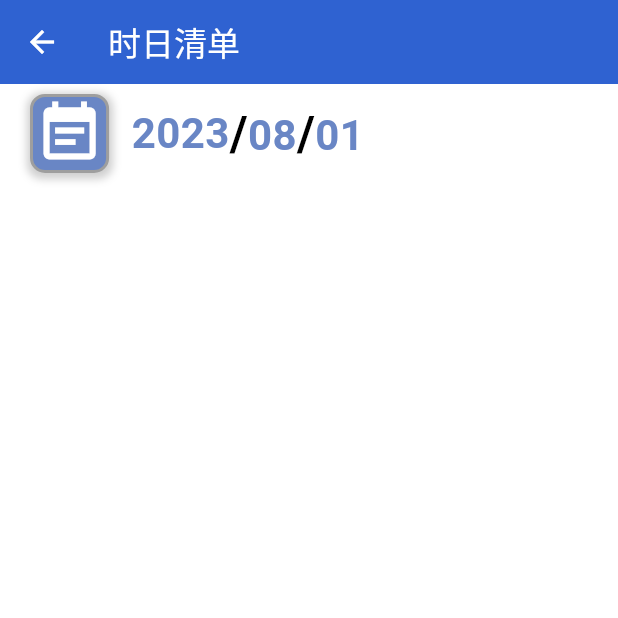
After one commit to DustyWoods/Reminder, a Flutter app: the CalendarPage screen opened by its route, on a phone screen of 412 x 824 dp, the top half of it. The commit adds this screen. Run offline on Flutter 3.47's test engine with Material 3 defaults, Android fonts, the phone set to English and light mode, and no system bars; our stand-ins replace dio, permission_handler, shared_preferences; missing offline and left inert: record; accounts and stored records are empty.

Commit message:
feat: CalendarPage

```diff
--- /dev/null
+++ b/frontend/lib/Components/CalendarPage/Label.dart
@@ -0,0 +1,81 @@
+
+import 'package:flutter/material.dart';
+
+class Label extends StatefulWidget {
+  final double height;
+  final String year;
+  final String month;
+  final String day;
+  const Label({super.key, required this.height, required this.year, required this.month, required this.day});
+
+  @override
+  State<Label> createState() => _LabelState();
+}
+
+class _LabelState extends State<Label> {
+
+  Widget _buildText(String text, {bool flag = false}) {
+    return Text.rich(
+      TextSpan(
+        text: flag ? '/' : '',
+        style: TextStyle(
+          color: Colors.black,
+          fontSize: 32,
+          fontWeight: FontWeight.bold,
+        ),
+        children: [
+          TextSpan(
+            text: text,
+            style: TextStyle(
+              color: const Color.fromARGB(255, 105, 134, 197),
+              fontSize: 28,
+              fontWeight: FontWeight.bold,
+            ),
+          ),
+        ],
+      )
+    );
+  }
+
+  @override
+  Widget build(BuildContext context) {
+    return Container(
+      color: Colors.transparent,
+      padding: EdgeInsets.symmetric(horizontal: 20),
+      child: Row(
+        mainAxisAlignment: MainAxisAlignment.start,
+        children: [
+          Container(
+            height: widget.height * 0.8,
+            width: widget.height * 0.8,
+            decoration: BoxDecoration(
+              color: const Color.fromARGB(255, 105, 134, 197),
+              borderRadius: BorderRadius.circular(10),
+              border: Border.all(
+                color: Colors.grey,
+                width: 2,
+              ),
+              boxShadow: [
+                BoxShadow(
+                  color: Colors.grey.withValues(alpha: 0.5),
+                  spreadRadius: 2,
+                  blurRadius: 4,
+                  offset: Offset(0, 2),
+                ),
+              ],
+            ),
+            child: Icon(
+              Icons.event_note,
+              size: widget.height * 0.7,
+              color: Colors.white,
+            ),
+          ),
+          SizedBox(width: 15),
+          _buildText(widget.year),
+          widget.month.isNotEmpty ? _buildText(widget.month, flag: true) : Container(),
+          widget.day.isNotEmpty ? _buildText(widget.day, flag: true) : Container(),
+        ]
+      )
+    );
+  }
+}
--- a/frontend/lib/Components/HomePage/HeadBar.dart
+++ b/frontend/lib/Components/HomePage/HeadBar.dart
@@ -93,7 +93,6 @@ class HeadBar extends StatelessWidget {
               }
 
               final userId = loginManager.getUserId();
-              print('User ID: $userId');
               if (userId != null) {
                 try {
                   await AuthService.deleteUser(int.parse(userId));
@@ -133,12 +132,15 @@ class HeadBar extends StatelessWidget {
       child: Row(
         mainAxisAlignment: MainAxisAlignment.spaceBetween,
         children: [
-          Container(
-            margin: const EdgeInsets.only(left: 20),
-            child: const Icon(
-              Icons.calendar_month,
-              color: Color.fromARGB(255, 29, 99, 204),
-              size: 40,
+          GestureDetector(
+            onTap: () => Navigator.pushNamed(context, '/calendar'),
+            child: Container(
+              margin: const EdgeInsets.only(left: 20),
+              child: const Icon(
+                Icons.calendar_month,
+                color: Color.fromARGB(255, 29, 99, 204),
+                size: 40,
+              ),
             ),
           ),
           GestureDetector(
--- /dev/null
+++ b/frontend/lib/Page/CalendarPage.dart
@@ -0,0 +1,40 @@
+
+import 'package:flutter/material.dart';
+import 'package:reminder/Components/CalendarPage/Label.dart';
+import 'package:reminder/Utils/ScreenSize.dart';
+
+class CalendarPage extends StatefulWidget {
+  const CalendarPage({super.key});
+
+  @override
+  State<CalendarPage> createState() => _CalendarPageState();
+}
+
+class _CalendarPageState extends State<CalendarPage> {
+  @override
+  Widget build(BuildContext context) {
+    final screenHeight = ScreenSize.getHeight(context);
+
+    return Scaffold(
+      appBar: AppBar(
+        title: const Text('时日清单'),
+        backgroundColor: const Color.fromARGB(255, 47, 98, 209),
+        foregroundColor: Colors.white,
+        elevation: 0,
+      ),
+      body: SafeArea(
+        child: Container(
+          color: Colors.white,
+          child: Column(
+            children: [
+              SizedBox(
+                height: screenHeight * 0.08,
+                child: Label(height: screenHeight * 0.08, year: '2023', month: '08', day: '01'),
+              ),
+            ],
+          )
+        )
+      )
+    );
+  }
+}
--- a/frontend/lib/Route/main.dart
+++ b/frontend/lib/Route/main.dart
@@ -3,6 +3,7 @@ import 'package:flutter/material.dart';
 import 'package:reminder/Page/HomePage.dart';
 import 'package:reminder/Page/LoginPage.dart';
 import 'package:reminder/Page/RegisterPage.dart';
+import 'package:reminder/Page/CalendarPage.dart';
 
 Widget getRootWidget() {
   return MaterialApp(
@@ -15,5 +16,6 @@ Map<String, WidgetBuilder> getRootRoutes() {
     '/': (context) => const HomePage(),
     '/login': (cntext) => const LoginPage(),
     '/register': (context) => const RegisterPage(),
+    '/calendar': (context) => const CalendarPage(),
   };
 }
```
